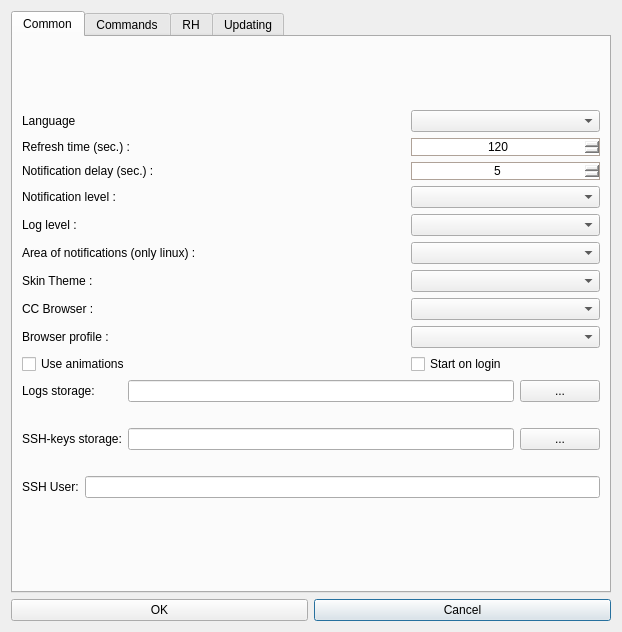
subutai-io/control-center, file hub/forms/DlgSettings.ui: the form before one commit.
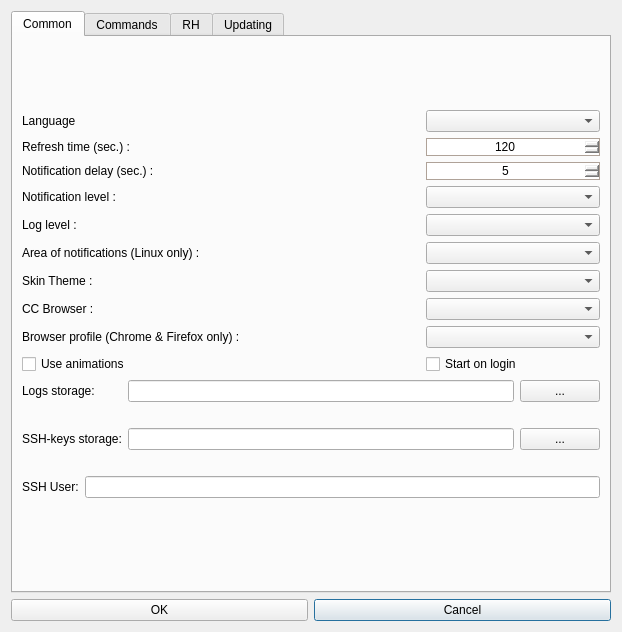
The form after the commit. Icons and pictures are not drawn.

```diff
--- a/hub/forms/DlgSettings.ui
+++ b/hub/forms/DlgSettings.ui
@@ -208,7 +208,7 @@
               <string>Works only if tray couldn't get sys. tray icon's coordinates</string>
              </property>
              <property name="text">
-              <string>Area of notifications (only linux) :</string>
+              <string>Area of notifications (Linux only) :</string>
              </property>
              <property name="wordWrap">
               <bool>false</bool>
@@ -328,7 +328,7 @@
            <item row="8" column="0">
             <widget class="QLabel" name="lbl_profile">
              <property name="text">
-              <string>Browser profile :</string>
+              <string>Browser profile (Chrome &amp; Firefox only) :</string>
              </property>
             </widget>
            </item>
```
